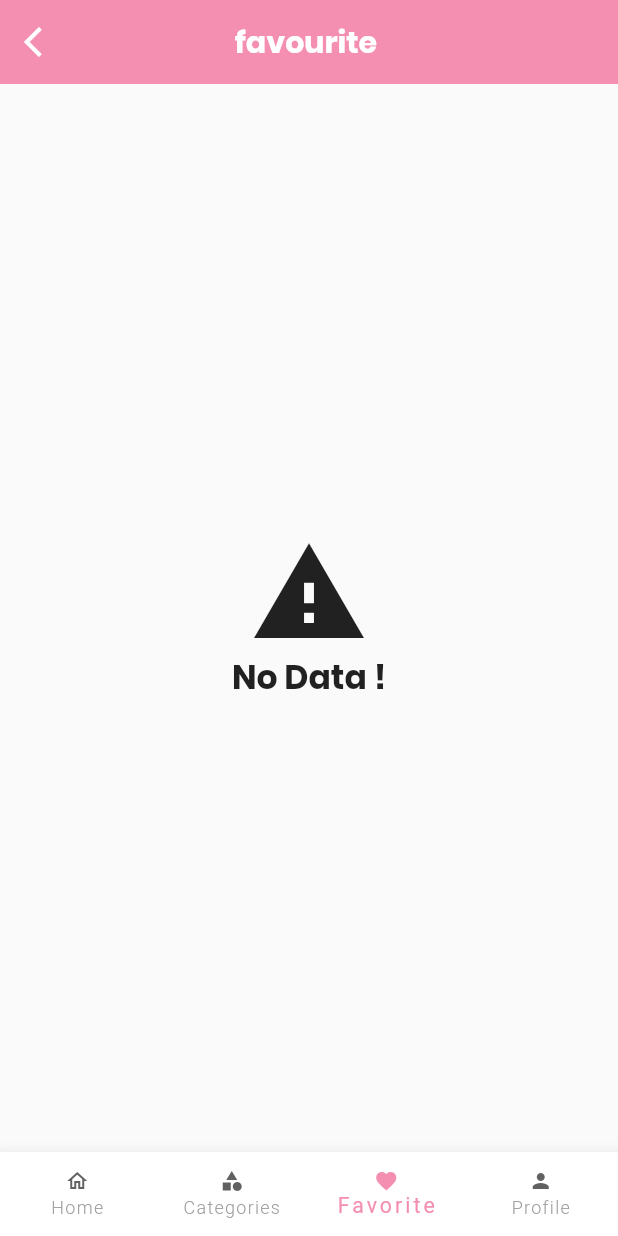
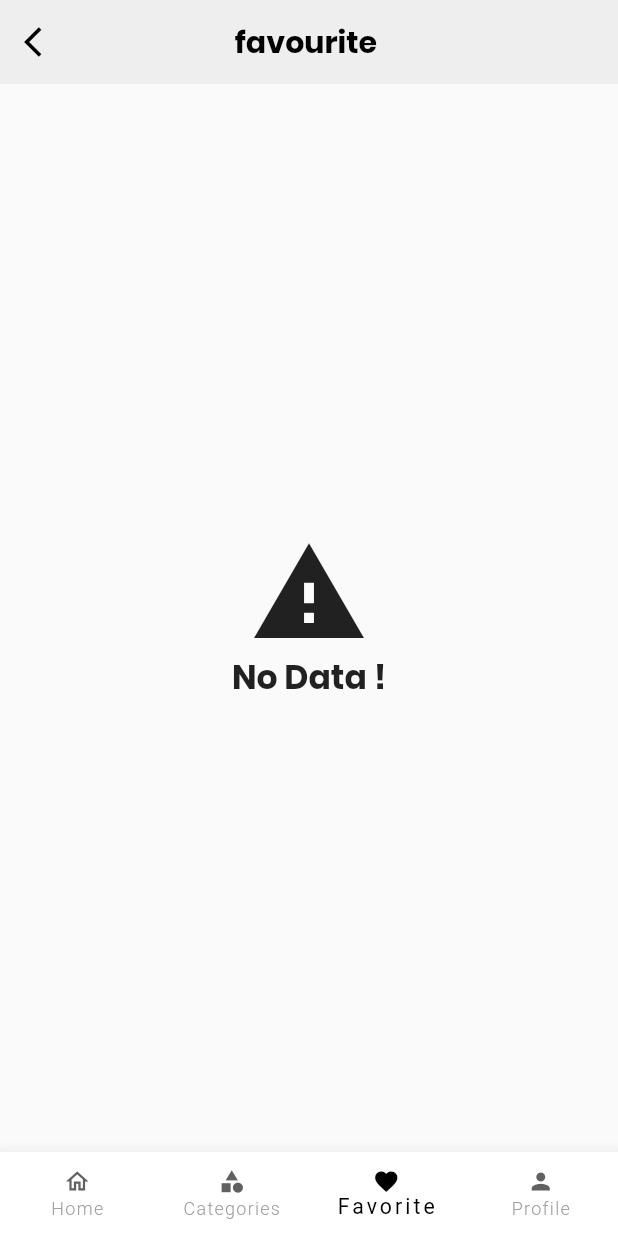
Before and after one commit to sahar-1998/Mooda-shop-App, a Flutter app: the MainScreen screen opened by its route, item 3 of the bottom bar chosen, on a phone screen of 412 x 824 dp. Run offline on Flutter 3.47's test engine with Material 2 defaults, Android fonts, the phone set to English and light mode, and no system bars; our stand-ins replace cached_network_image, carousel_slider, flutter_screenutil, get, hexcolor, shared_preferences; accounts and stored records are empty; network calls fail.

```diff
--- a/lib/screens/auth/on_boarding.dart
+++ b/lib/screens/auth/on_boarding.dart
@@ -34,6 +34,7 @@ class _OnBoardingState extends State<OnBoarding> {
   @override
   Widget build(BuildContext context) {
     return Scaffold(
+      resizeToAvoidBottomInset: false,
       body: Column(
         mainAxisAlignment: MainAxisAlignment.center,
         children: [
@@ -61,7 +62,7 @@ class _OnBoardingState extends State<OnBoarding> {
                     style: TextStyle(
                         fontSize: 18.sp,
                         fontFamily: 'Poppins',
-                        color: Color(0xFFf48fb1))),
+                        color: Colors.black)),
               ),
             ),
           ),
--- a/lib/screens/auth/signup_screen.dart
+++ b/lib/screens/auth/signup_screen.dart
@@ -61,6 +61,7 @@ class _CreateAccountState extends State<CreateAccount> with ApiHelper {
   Widget build(BuildContext context) {
     // TODO: implement build
     return Scaffold(
+      resizeToAvoidBottomInset: false,
       body: Stack(
         children: [
           Image.asset(
--- a/lib/screens/bn_screens/favorite_screen.dart
+++ b/lib/screens/bn_screens/favorite_screen.dart
@@ -2,14 +2,7 @@ import 'package:Modda_shop/api/controller/favourite_api_controller.dart';
 import 'package:Modda_shop/models/product_details.dart';
 import 'package:flutter/material.dart';
 import 'package:Modda_shop/screens/bn_screens/product_details_screen.dart';
-import 'package:flutter/cupertino.dart';
-import 'package:flutter/material.dart';
-import 'package:Modda_shop/api/controller/home_api_controller.dart';
-import 'package:Modda_shop/models/category.dart';
-import 'package:Modda_shop/models/product.dart';
-import 'package:Modda_shop/models/sub_category.dart';
-import 'package:Modda_shop/screens/bn_screens/products_screen.dart';
-import 'package:Modda_shop/widget/category_widget.dart';
+
 
 class FavouriteScreen extends StatefulWidget {
   const FavouriteScreen({
@@ -37,24 +30,24 @@ class _FavouriteScreenState extends State<FavouriteScreen> {
     return Scaffold(
       appBar: AppBar(
           centerTitle: true,
-          title: Text(
+          title: const Text(
             'favourite ',
             style: TextStyle(
-                color: Colors.white,
+                color: Colors.black,
                 fontFamily: 'Poppins',
                 fontWeight: FontWeight.bold),
           ),
           elevation: 0,
-          backgroundColor: Color(0xFFf48fb1),
+          backgroundColor: Colors.grey.shade200,
           leading: IconButton(
-            icon: Icon(
+            icon: const Icon(
               Icons.arrow_back_ios,
-              color: Colors.white,
+              color: Colors.black,
             ),
             onPressed: () {
               Navigator.popAndPushNamed(context, '/main_screen');
             },
-          )),
+          ),),
       body: FutureBuilder<List<ProudctDetails>>(
         future: _future,
         builder: (context, snapshot) {
@@ -63,7 +56,7 @@ class _FavouriteScreenState extends State<FavouriteScreen> {
           } else if (snapshot.hasData && snapshot.data!.isNotEmpty) {
             _favourite = snapshot.data ?? [];
             return GridView.builder(
-              physics: BouncingScrollPhysics(),
+              physics: const BouncingScrollPhysics(),
               padding: const EdgeInsets.symmetric(horizontal: 20, vertical: 50),
               itemCount: _favourite.length,
               gridDelegate: const SliverGridDelegateWithFixedCrossAxisCount(
@@ -96,17 +89,7 @@ class _FavouriteScreenState extends State<FavouriteScreen> {
                         fit: BoxFit.cover,
                         height: 150,
                       ),
-                      // const SizedBox(height: 15),
-                      // Text(
-                      //   _subCategories[index].nameEn,
-                      //   style: const TextStyle(
-                      //       fontFamily: 'Poppins',
-                      //       color: Colors.black,
-                      //       fontWeight: FontWeight.bold,
-                      //       fontSize: 18),
-                      // )
-                      //   ],
-                      // ),
+
                     ),
                   ),
                 );
--- a/lib/screens/bn_screens/home_screen.dart
+++ b/lib/screens/bn_screens/home_screen.dart
@@ -53,7 +53,6 @@ class _HomeState extends State<Home> {
                       'Home',
                       style: TextStyle(
                           fontSize: 22.sp,
-                          color: Color(0xFFf48fb1),
                           fontWeight: FontWeight.bold,
                           fontFamily: 'Poppins'),
                     ),
--- a/lib/screens/main_screen.dart
+++ b/lib/screens/main_screen.dart
@@ -1,7 +1,5 @@
 import 'package:Modda_shop/screens/bn_screens/favorite_screen.dart';
-import 'package:flutter/cupertino.dart';
 import 'package:flutter/material.dart';
-import 'package:hexcolor/hexcolor.dart';
 import 'package:Modda_shop/models/bn_screen.dart';
 import 'package:Modda_shop/screens/bn_screens/categories_screen.dart';
 import 'package:Modda_shop/screens/bn_screens/home_screen.dart';
@@ -45,9 +43,9 @@ class _MainScreenState extends State<MainScreen> {
         backgroundColor: Colors.white,
         elevation: 10,
 
-        selectedItemColor: Color(0xFFf48fb1),
-        selectedIconTheme: IconThemeData(
-          color: Color(0xFFf48fb1),
+        selectedItemColor: Colors.black,
+        selectedIconTheme: const IconThemeData(
+          color: Colors.black,
         ),
         selectedFontSize: 14.sp,
         selectedLabelStyle: TextStyle(letterSpacing: 2.sp),
@@ -56,9 +54,9 @@ class _MainScreenState extends State<MainScreen> {
         unselectedIconTheme: IconThemeData(color: Colors.grey.shade700),
         unselectedFontSize: 12,
         unselectedLabelStyle:
-            TextStyle(fontWeight: FontWeight.w300, letterSpacing: 1),
+            const TextStyle(fontWeight: FontWeight.w300, letterSpacing: 1),
 
-        iconSize: 16,
+        iconSize: 18,
         items: const [
           BottomNavigationBarItem(
             backgroundColor: Colors.white,
--- a/lib/screens/profile/contact_request.dart
+++ b/lib/screens/profile/contact_request.dart
@@ -57,7 +57,7 @@ class _ContactRequestState extends State<ContactRequest> with ApiHelper {
             height: 500.h,
             width: 500.w,
             decoration: BoxDecoration(
-                color: Color(0xFFf48fb1), borderRadius: BorderRadius.circular(20)),
+                color: Colors.black.withOpacity(0.1), borderRadius: BorderRadius.circular(20)),
             child: Padding(
               padding: const EdgeInsets.all(25),
               child: Column(
```
Also changed, not shown: lib/screens/auth/signin_screen.dart (+10 -3 lines), lib/screens/bn_screens/product_details_screen.dart (+17 -47 lines), lib/screens/bn_screens/products_screen.dart (+18 -14 lines), lib/screens/bn_screens/profile_screen.dart (+22 -21 lines), lib/screens/bn_screens/sub_categories_screen.dart (+8 -19 lines), lib/screens/profile/personal_info.dart (+4 -4 lines), lib/screens/profile/settings.dart (+6 -6 lines).
